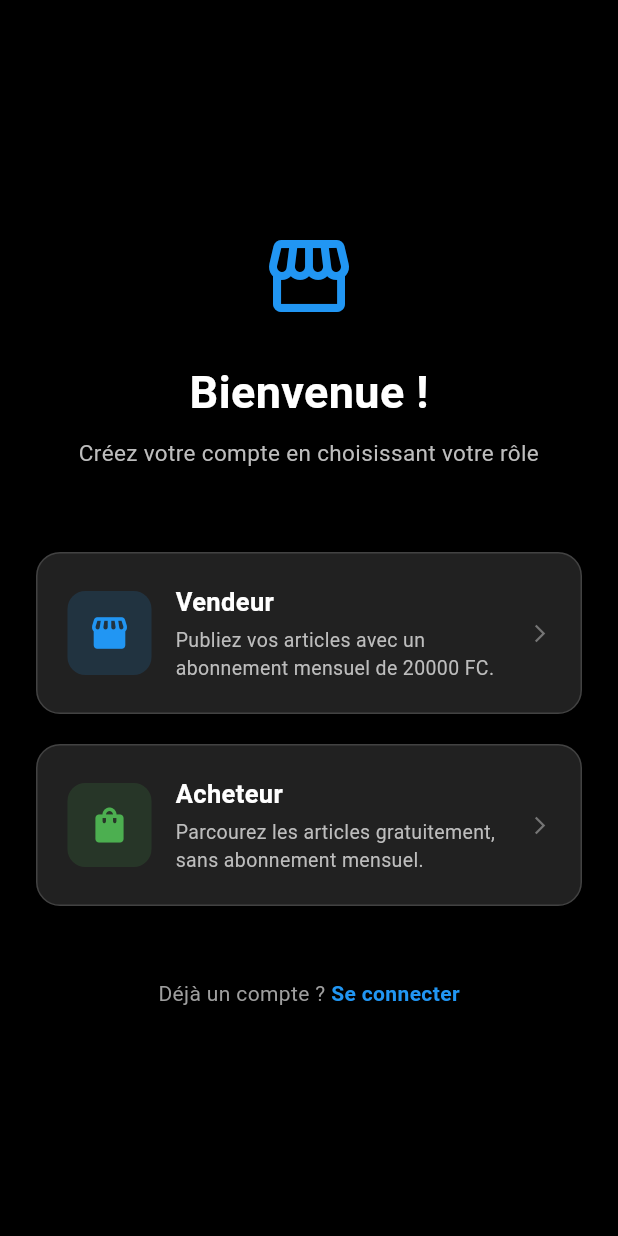
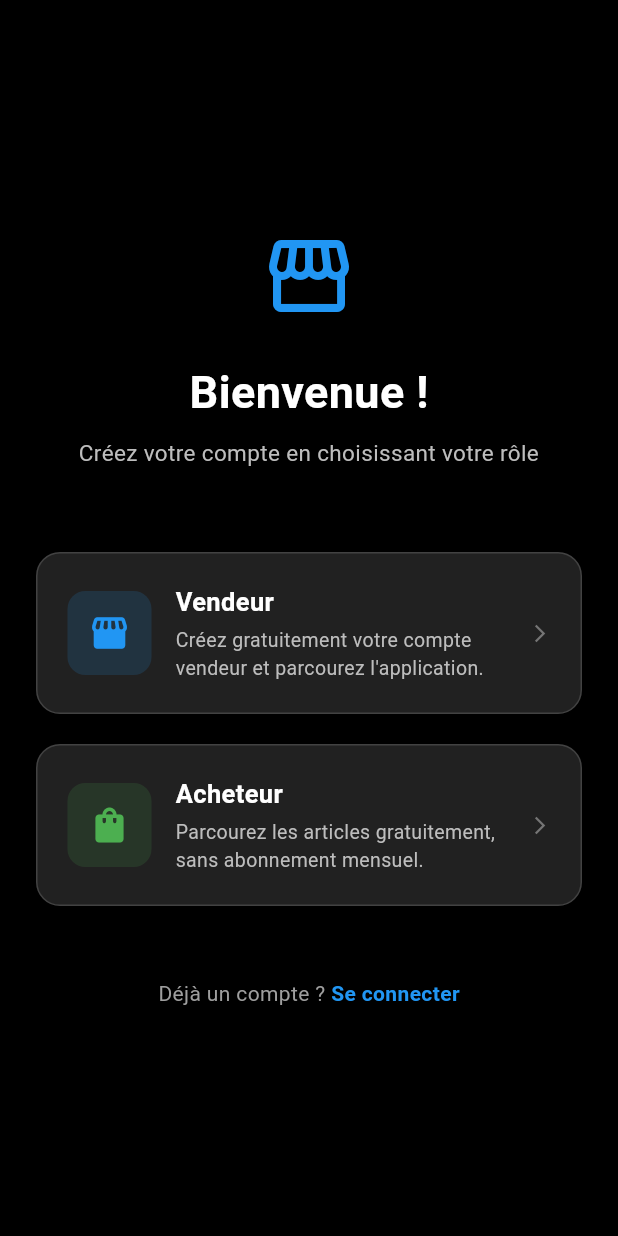
Before and after one commit to davekbg08-cloud/occasion, a Flutter app: the screen it shows after launch, on a phone screen of 412 x 824 dp. Run offline on Flutter 3.47's test engine with Material 3 defaults, Android fonts, the phone set to English and light mode, and no system bars; our stand-ins replace cached_network_image, camera, cloud_firestore, firebase_auth, firebase_core, firebase_messaging and 9 more; missing offline and left inert: cinetpay, google_mlkit_text_recognition; accounts and stored records are empty.

Commit message:
Fix Occasion branding and seller subscription flow

```diff
--- a/lib/main.dart
+++ b/lib/main.dart
@@ -153,7 +153,7 @@ class OccasionApp extends StatelessWidget {
   Widget build(BuildContext context) {
     return MaterialApp.router(
       debugShowCheckedModeBanner: false,
-      title: 'Occasion Marketplace',
+      title: 'Occasion',
       theme: ThemeData.dark().copyWith(
         colorScheme: const ColorScheme.dark(primary: Colors.blue),
         scaffoldBackgroundColor: Colors.black,
@@ -219,7 +219,7 @@ class _MainNavState extends ConsumerState<MainNav> {
     final unreadCount = ref.watch(
       chatNotifierProvider.select(
         (state) =>
-            state.chats.fold<int>(0, (sum, chat) => sum + chat.unreadCount),
+            state.chats.fold<int>(0, (total, chat) => total + chat.unreadCount),
       ),
     );
 
--- a/lib/models/annonce.dart
+++ b/lib/models/annonce.dart
@@ -173,8 +173,9 @@ class Annonce {
     if (value is double) return value;
     if (value is int) return value.toDouble();
     if (value is num) return value.toDouble();
-    if (value is String)
+    if (value is String) {
       return double.tryParse(value.replaceAll(',', '.')) ?? 0;
+    }
     return 0;
   }
 
--- a/lib/screens/phone_auth_screen.dart
+++ b/lib/screens/phone_auth_screen.dart
@@ -36,7 +36,7 @@ class _PhoneAuthScreenState extends ConsumerState<PhoneAuthScreen> {
 
     if (!mounted) return;
 
-    context.go(widget.role == UserRole.seller ? '/subscription' : '/home');
+    context.go('/home');
   }
 
   @override
--- a/lib/screens/role_selection_screen.dart
+++ b/lib/screens/role_selection_screen.dart
@@ -37,12 +37,10 @@ class RoleSelectionScreen extends StatelessWidget {
                 icon: Icons.storefront_rounded,
                 title: 'Vendeur',
                 description:
-                    'Publiez vos articles avec un abonnement mensuel de 20000 FC.',
+                    "Créez gratuitement votre compte vendeur et parcourez l'application.",
                 accentColor: Colors.blue,
-                onTap: () => context.push(
-                  '/phone-auth',
-                  extra: UserRole.seller,
-                ),
+                onTap: () =>
+                    context.push('/phone-auth', extra: UserRole.seller),
               ),
               const SizedBox(height: 20),
               _RoleCard(
@@ -51,10 +49,7 @@ class RoleSelectionScreen extends StatelessWidget {
                 description:
                     'Parcourez les articles gratuitement, sans abonnement mensuel.',
                 accentColor: Colors.green,
-                onTap: () => context.push(
-                  '/phone-auth',
-                  extra: UserRole.buyer,
-                ),
+                onTap: () => context.push('/phone-auth', extra: UserRole.buyer),
               ),
               const SizedBox(height: 48),
               Row(
--- a/lib/screens/subscription_screen.dart
+++ b/lib/screens/subscription_screen.dart
@@ -28,7 +28,7 @@ class _SubscriptionScreenState extends ConsumerState<SubscriptionScreen> {
       'name': 'Vendeur Mensuel',
       'price': 20000,
       'duration': '1 mois',
-      'benefit': 'Publication des articles + messagerie client',
+      'benefit': 'Publication des annonces',
     },
   ];
 
@@ -163,7 +163,7 @@ class _SubscriptionScreenState extends ConsumerState<SubscriptionScreen> {
               ),
               const SizedBox(height: 8),
               Text(
-                'Seuls les vendeurs paient un abonnement mensuel. Les acheteurs utilisent Occasion gratuitement.',
+                'Pour publier vos annonces sur Occasion, un abonnement vendeur est nécessaire.',
                 style: TextStyle(color: Colors.grey[400], fontSize: 14),
               ),
               const SizedBox(height: 16),
--- a/lib/services/notification_service.dart
+++ b/lib/services/notification_service.dart
@@ -32,7 +32,7 @@ class NotificationService {
   static StreamSubscription<String>? _tokenRefreshSubscription;
 
   static const _channel = AndroidNotificationChannel(
-    'gestion_money_channel',
+    'occasion_channel',
     'Notifications',
     description: 'Messages et nouveaux articles',
     importance: Importance.high,
```
Also changed, not shown: lib/annonce/screens/create_annonce_screen.dart (+38 -23 lines), lib/screens/status_feed_screen.dart (+13 -4 lines), lib/services/seller_subscription_guard.dart (added, +33 -0 lines), 13 other files.
